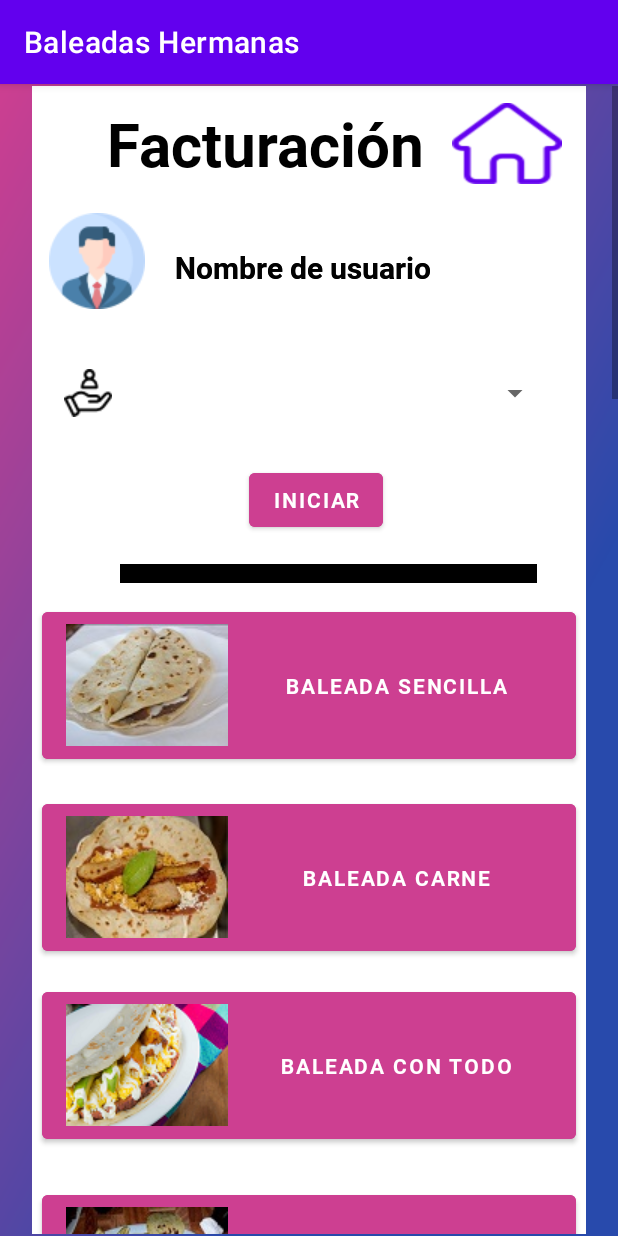
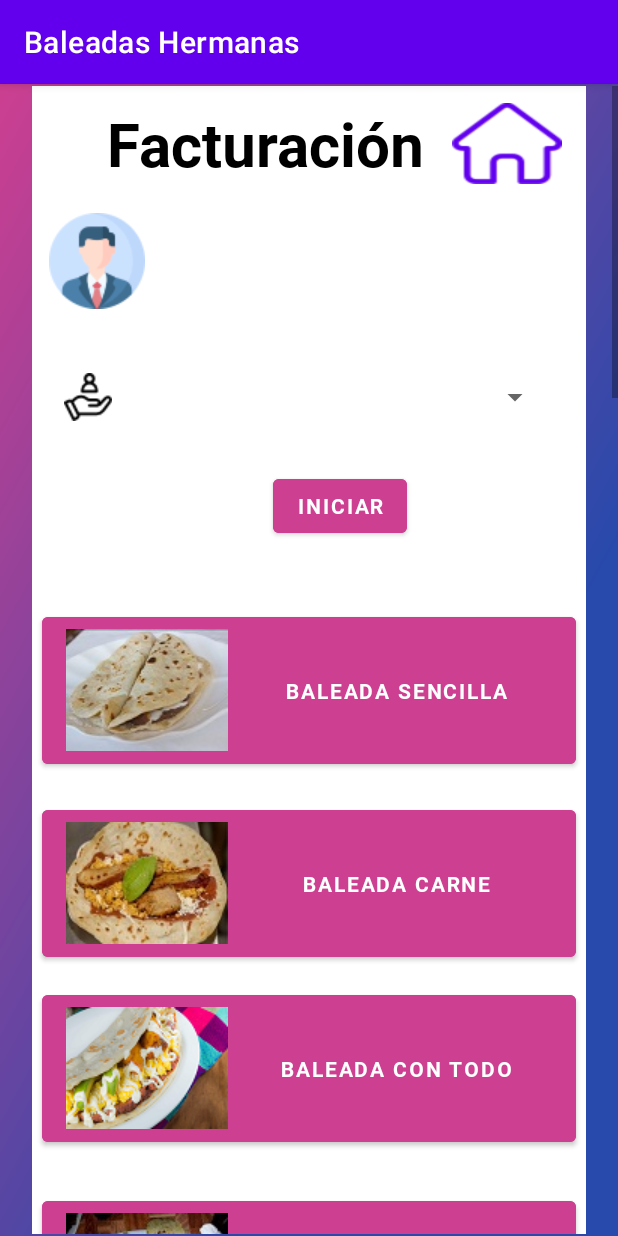
Before and after one commit to carloschamorro1/BaleadasHermanas_APP_Microservicios, an Android app: the Facturacion screen opened directly, with no data from a screen before it, on a phone screen of 412 x 824 dp. Run offline under Robolectric (Android 15) with nearby library versions, the phone set to English and light mode, and no system bars; 1 statement that could not run was skipped.

Commit message:
Arreglando diseño en facturacion

```diff
--- a/app/src/main/java/hn/edu/ujcv/baleadashermanas/Facturacion.kt
+++ b/app/src/main/java/hn/edu/ujcv/baleadashermanas/Facturacion.kt
@@ -4,15 +4,25 @@ import android.content.Intent
 import androidx.appcompat.app.AppCompatActivity
 import android.os.Bundle
 import kotlinx.android.synthetic.main.activity_facturacion.*
+import kotlinx.android.synthetic.main.activity_inventario.*
 
 class Facturacion : AppCompatActivity() {
+    var nombreUsuario = ""
     override fun onCreate(savedInstanceState: Bundle?) {
         super.onCreate(savedInstanceState)
         setContentView(R.layout.activity_facturacion)
+        inicializar()
         btn_menuPrincipalFacturacion.setOnClickListener {
             val intent = Intent(this, Principal::class.java)
+            intent.putExtra("nombreUsuario", nombreUsuario)
             startActivity(intent)
         }
     }
 
+    private fun inicializar(){
+        var intent = intent
+        nombreUsuario = intent.getSerializableExtra("nombreUsuario") as String
+        txv_labelNombreUsuarioFacturacion.setText(nombreUsuario)
+    }
+
 }
--- a/app/src/main/java/hn/edu/ujcv/baleadashermanas/Inventario.kt
+++ b/app/src/main/java/hn/edu/ujcv/baleadashermanas/Inventario.kt
@@ -97,7 +97,6 @@ class Inventario : AppCompatActivity() {
                     return
                 }
                 idEmpleado = response.body()?.idempleado.toString()
-                Toast.makeText(this@Inventario,"ID recuperado recuperado exitosamente",Toast.LENGTH_LONG).show()
             }
 
         }
--- a/app/src/main/res/layout/activity_facturacion.xml
+++ b/app/src/main/res/layout/activity_facturacion.xml
@@ -42,39 +42,27 @@
             <ImageView
                 android:id="@+id/imageView3"
                 android:layout_width="0dp"
-                android:layout_height="0dp"
+                android:layout_height="15dp"
                 android:layout_marginStart="53dp"
                 android:layout_marginEnd="53dp"
                 android:layout_marginBottom="609dp"
                 app:layout_constraintBottom_toBottomOf="parent"
                 app:layout_constraintEnd_toEndOf="parent"
                 app:layout_constraintStart_toStartOf="parent"
-                app:layout_constraintTop_toBottomOf="@+id/imageView2"
                 app:srcCompat="@drawable/horizontal_line" />
 
             <TextView
-                android:id="@+id/txv_labelNombreUsuarioEmpleados2"
+                android:id="@+id/txv_labelNombreUsuarioFacturacion"
                 android:layout_width="wrap_content"
                 android:layout_height="wrap_content"
                 android:layout_marginStart="20dp"
-                android:fontFamily="@font/roboto_bold"
-                android:text="@string/nombreUsuario"
-                android:textColor="#020202"
-                android:textSize="20sp"
-                app:layout_constraintBaseline_toBaselineOf="@+id/txv_labelNombreUsuarioEmpleados"
-                app:layout_constraintStart_toEndOf="@+id/imv_iconoUsuario_empleados" />
-
-            <TextView
-                android:id="@+id/txv_labelNombreUsuarioEmpleados"
-                android:layout_width="wrap_content"
-                android:layout_height="wrap_content"
-                android:layout_marginBottom="14dp"
+                android:layout_marginBottom="13dp"
                 android:fontFamily="@font/roboto_bold"
                 android:text="@string/nombreUsuario"
                 android:textColor="#020202"
                 android:textSize="20sp"
                 app:layout_constraintBottom_toBottomOf="@+id/imv_iconoUsuario_empleados"
-                app:layout_constraintStart_toStartOf="@+id/txv_labelNombreUsuarioEmpleados2" />
+                app:layout_constraintStart_toEndOf="@+id/imv_iconoUsuario_empleados" />
 
             <ImageView
                 android:id="@+id/imv_iconoUsuario_empleados"
@@ -93,13 +81,11 @@
                 android:layout_marginStart="71dp"
                 android:layout_marginTop="11dp"
                 android:layout_marginEnd="18dp"
-                android:layout_marginBottom="249dp"
                 android:fontFamily="@font/roboto_bold"
                 android:text="@string/facturacion"
                 android:textColor="@color/black"
                 android:textSize="40sp"
                 android:textStyle="normal"
-                app:layout_constraintBottom_toTopOf="@+id/imageView2"
                 app:layout_constraintEnd_toStartOf="@+id/btn_menuPrincipalFacturacion"
                 app:layout_constraintStart_toStartOf="parent"
                 app:layout_constraintTop_toTopOf="parent" />
@@ -112,7 +98,7 @@
                 android:layout_marginEnd="42dp"
                 android:contentDescription="@string/icono"
                 app:layout_constraintBottom_toBottomOf="@+id/spi_nombreCliente"
-                app:layout_constraintEnd_toStartOf="@+id/txv_labelNombreUsuarioEmpleados2"
+                app:layout_constraintEnd_toStartOf="@+id/txv_labelNombreUsuarioFacturacion"
                 app:layout_constraintStart_toStartOf="parent"
                 app:layout_constraintTop_toTopOf="@+id/spi_nombreCliente"
                 app:srcCompat="@drawable/cliente" />
@@ -140,146 +126,139 @@
                 app:layout_constraintBottom_toBottomOf="@+id/btn_iniciarFactura"
                 app:layout_constraintEnd_toEndOf="@+id/_dynamic"
                 app:layout_constraintStart_toStartOf="@+id/txv_tituloEmpleados"
-                app:layout_constraintTop_toTopOf="@+id/txv_labelNombreUsuarioEmpleados2"
+                app:layout_constraintTop_toTopOf="@+id/txv_labelNombreUsuarioFacturacion"
                 tools:ignore="SpeakableTextPresentCheck" />
 
             <Button
                 android:id="@+id/btn_iniciarFactura"
                 android:layout_width="wrap_content"
                 android:layout_height="wrap_content"
-                android:layout_marginStart="40dp"
-                android:layout_marginTop="252dp"
-                android:layout_marginEnd="40dp"
+                android:layout_marginTop="256dp"
+                android:layout_marginEnd="96dp"
                 android:backgroundTint="@color/rosado1"
                 android:fontFamily="@font/roboto_bold"
                 android:text="Iniciar"
-                app:layout_constraintEnd_toEndOf="@+id/txv_labelNombreUsuarioEmpleados2"
-                app:layout_constraintStart_toEndOf="@+id/txv_metodoPago"
+                app:layout_constraintEnd_toEndOf="@+id/spi_nombreCliente"
                 app:layout_constraintTop_toTopOf="parent" />
 
             <TextView
-                android:id="@+id/txv_metodoPago"
+                android:id="@+id/txv_subtotal"
                 android:layout_width="0dp"
                 android:layout_height="56dp"
                 android:layout_marginTop="120dp"
                 android:layout_marginBottom="119dp"
                 android:fontFamily="@font/roboto_black"
-                android:text="Metodo de pago"
+                android:text="Subtotal"
                 android:textAlignment="center"
                 android:textColor="#000000"
                 android:textSize="16sp"
-                app:layout_constraintBottom_toBottomOf="@+id/txt_cambio"
-                app:layout_constraintEnd_toEndOf="@+id/txv_pago"
+                app:layout_constraintBottom_toBottomOf="@+id/txt_total"
+                app:layout_constraintEnd_toEndOf="@+id/txv_isv"
                 app:layout_constraintStart_toStartOf="@+id/btn_GuardarEmpleado"
-                app:layout_constraintTop_toTopOf="@+id/txv_total" />
+                app:layout_constraintTop_toTopOf="@+id/txv_cambio" />
 
             <TextView
-                android:id="@+id/txv_subtotal"
-                android:layout_width="wrap_content"
-                android:layout_height="wrap_content"
+                android:id="@+id/txv_metodoPago"
+                android:layout_width="67dp"
+                android:layout_height="38dp"
                 android:layout_marginStart="20dp"
                 android:layout_marginBottom="12dp"
                 android:fontFamily="@font/roboto_black"
-                android:text="Subtotal"
+                android:text="Método de pago"
+                android:textAlignment="center"
                 android:textColor="#000000"
                 android:textSize="16sp"
-                app:layout_constraintBottom_toBottomOf="@+id/txt_subtotal"
+                app:layout_constraintBottom_toBottomOf="@+id/spi_metodoPago"
                 app:layout_constraintStart_toStartOf="@+id/view" />
 
-            <EditText
-                android:id="@+id/txt_subtotal"
-                android:layout_width="wrap_content"
-                android:layout_height="wrap_content"
+            <Spinner
+                android:id="@+id/spi_metodoPago"
+                android:layout_width="212dp"
+                android:layout_height="59dp"
 
                 android:layout_marginEnd="26dp"
                 android:layout_marginBottom="517dp"
-                android:digits="abcdefghijklmnñopqrstuvxwyz ABCDEFGHIJKLMNÑOPQRSTUVWXYZÁÉÍÓÚáéíóúäëïöüÄËÏÖÜ"
+
+                app:layout_constraintBottom_toBottomOf="parent"
+                app:layout_constraintEnd_toEndOf="@+id/view"
+                tools:ignore="SpeakableTextPresentCheck" />
+
+            <TextView
+                android:id="@+id/txv_pago"
+                android:layout_width="wrap_content"
+                android:layout_height="wrap_content"
+                android:layout_marginEnd="36dp"
+                android:fontFamily="@font/roboto_black"
+                android:text="Pago"
+                android:textColor="#000000"
+                android:textSize="16sp"
+                app:layout_constraintBaseline_toBaselineOf="@+id/txt_pago"
+                app:layout_constraintEnd_toStartOf="@+id/txt_pago" />
+
+            <EditText
+                android:id="@+id/txt_pago"
+                android:layout_width="wrap_content"
+                android:layout_height="wrap_content"
+                android:layout_marginTop="16dp"
                 android:ems="10"
                 android:fontFamily="@font/roboto_regular"
-                android:inputType="textPersonName"
-                android:maxLength="40"
+                android:inputType="numberDecimal"
+                android:maxLength="15"
                 android:minHeight="48dp"
                 android:textColorHint="#000000"
-                app:layout_constraintBottom_toBottomOf="parent"
-                app:layout_constraintEnd_toEndOf="@+id/view"
+                app:layout_constraintStart_toStartOf="@+id/spi_metodoPago"
+                app:layout_constraintTop_toBottomOf="@+id/spi_metodoPago"
+                tools:ignore="SpeakableTextPresentCheck" />
+
+            <TextView
+                android:id="@+id/txv_cambio"
+                android:layout_width="wrap_content"
+                android:layout_height="wrap_content"
+                android:layout_marginEnd="35dp"
+                android:fontFamily="@font/roboto_black"
+                android:text="Cambio"
+                android:textColor="#000000"
+                android:textSize="16sp"
+                app:layout_constraintBaseline_toBaselineOf="@+id/txt_cambio"
+                app:layout_constraintEnd_toStartOf="@+id/txt_cambio" />
+
+            <EditText
+                android:id="@+id/txt_cambio"
+                android:layout_width="wrap_content"
+                android:layout_height="wrap_content"
+                android:layout_marginTop="16dp"
+                android:ems="10"
+                android:fontFamily="@font/roboto_regular"
+                android:inputType="numberDecimal"
+                android:maxLength="15"
+                android:minHeight="48dp"
+                android:textColorHint="#000000"
+                app:layout_constraintStart_toStartOf="@+id/txt_pago"
+                app:layout_constraintTop_toBottomOf="@+id/txt_pago"
                 tools:ignore="SpeakableTextPresentCheck" />
 
             <TextView
                 android:id="@+id/txv_isv"
                 android:layout_width="wrap_content"
                 android:layout_height="wrap_content"
-                android:layout_marginEnd="36dp"
+                android:layout_marginEnd="17dp"
+                android:layout_marginBottom="11dp"
                 android:fontFamily="@font/roboto_black"
                 android:text="ISV"
                 android:textColor="#000000"
                 android:textSize="16sp"
-                app:layout_constraintBaseline_toBaselineOf="@+id/txt_isv"
+                app:layout_constraintBottom_toBottomOf="@+id/txt_isv"
                 app:layout_constraintEnd_toStartOf="@+id/txt_isv" />
 
             <EditText
                 android:id="@+id/txt_isv"
                 android:layout_width="wrap_content"
                 android:layout_height="wrap_content"
-                android:layout_marginTop="16dp"
-                android:ems="10"
-                android:fontFamily="@font/roboto_regular"
-                android:inputType="textPersonName"
-                android:maxLength="40"
-                android:minHeight="48dp"
-                android:textColorHint="#000000"
-                app:layout_constraintStart_toStartOf="@+id/txt_subtotal"
-                app:layout_constraintTop_toBottomOf="@+id/txt_subtotal"
-                tools:ignore="SpeakableTextPresentCheck" />
-
-            <TextView
-                android:id="@+id/txv_total"
-                android:layout_width="wrap_content"
-                android:layout_height="wrap_content"
-                android:layout_marginEnd="35dp"
-                android:fontFamily="@font/roboto_black"
-                android:text="Total"
-                android:textColor="#000000"
-                android:textSize="16sp"
-                app:layout_constraintBaseline_toBaselineOf="@+id/txt_total"
-                app:layout_constraintEnd_toStartOf="@+id/txt_total" />
-
-            <EditText
-                android:id="@+id/txt_total"
-                android:layout_width="wrap_content"
-                android:layout_height="wrap_content"
-                android:layout_marginTop="16dp"
-                android:ems="10"
-                android:fontFamily="@font/roboto_regular"
-                android:inputType="textPersonName"
-                android:maxLength="40"
-                android:minHeight="48dp"
-                android:textColorHint="#000000"
-                app:layout_constraintStart_toStartOf="@+id/txt_isv"
-                app:layout_constraintTop_toBottomOf="@+id/txt_isv"
-                tools:ignore="SpeakableTextPresentCheck" />
-
-            <TextView
-                android:id="@+id/txv_pago"
-                android:layout_width="wrap_content"
-                android:layout_height="wrap_content"
-                android:layout_marginEnd="17dp"
-                android:layout_marginBottom="11dp"
-                android:fontFamily="@font/roboto_black"
-                android:text="Pago"
-                android:textColor="#000000"
-                android:textSize="16sp"
-                app:layout_constraintBottom_toBottomOf="@+id/txt_pago"
-                app:layout_constraintEnd_toStartOf="@+id/txt_pago" />
-
-            <EditText
-                android:id="@+id/txt_pago"
-                android:layout_width="wrap_content"
-                android:layout_height="wrap_content"
                 android:layout_marginEnd="26dp"
                 android:layout_marginBottom="185dp"
                 android:ems="10"
                 android:fontFamily="@font/roboto_regular"
-                android:inputType="phone"
+                android:inputType="number"
                 android:maxLength="8"
                 android:minHeight="48dp"
                 android:textColorHint="#000000"
@@ -288,31 +267,31 @@
                 tools:ignore="SpeakableTextPresentCheck" />
 
             <TextView
-                android:id="@+id/txv_cambio"
+                android:id="@+id/txv_total"
                 android:layout_width="wrap_content"
                 android:layout_height="wrap_content"
                 android:layout_marginEnd="18dp"
                 android:layout_marginBottom="8dp"
                 android:fontFamily="@font/roboto_black"
-                android:text="Cambio"
+                android:text="Total"
                 android:textColor="#000000"
                 android:textSize="16sp"
-                app:layout_constraintBottom_toBottomOf="@+id/txt_cambio"
-                app:layout_constraintEnd_toStartOf="@+id/txt_cambio" />
+                app:layout_constraintBottom_toBottomOf="@+id/txt_total"
+                app:layout_constraintEnd_toStartOf="@+id/txt_total" />
 
             <EditText
-                android:id="@+id/txt_cambio"
+                android:id="@+id/txt_total"
                 android:layout_width="wrap_content"
                 android:layout_height="wrap_content"
                 android:layout_marginTop="8dp"
                 android:ems="10"
                 android:fontFamily="@font/roboto_regular"
                 android:inputType="textEmailAddress"
-                android:maxLength="50"
+                android:maxLength="15"
                 android:minHeight="48dp"
                 android:textColorHint="#000000"
-                app:layout_constraintStart_toStartOf="@+id/txt_pago"
-                app:layout_constraintTop_toBottomOf="@+id/txt_pago"
+                app:layout_constraintStart_toStartOf="@+id/txt_isv"
+                app:layout_constraintTop_toBottomOf="@+id/txt_isv"
                 tools:ignore="SpeakableTextPresentCheck" />
 
             <Button
@@ -324,9 +303,9 @@
                 android:background="@drawable/disquete"
                 android:backgroundTint="@color/rosado1"
                 app:layout_constraintBottom_toBottomOf="@+id/view"
-                app:layout_constraintEnd_toStartOf="@+id/txv_cambio"
-                app:layout_constraintStart_toStartOf="@+id/txv_cambio"
-                app:layout_constraintTop_toBottomOf="@+id/txv_cambio"
+                app:layout_constraintEnd_toStartOf="@+id/txv_total"
+                app:layout_constraintStart_toStartOf="@+id/txv_total"
+                app:layout_constraintTop_toBottomOf="@+id/txv_total"
                 tools:ignore="TouchTargetSizeCheck,SpeakableTextPresentCheck" />
 
             <Button
@@ -342,7 +321,7 @@
                 app:layout_constraintBottom_toBottomOf="parent"
                 app:layout_constraintEnd_toEndOf="@+id/btn_BorrarEmpleado"
                 app:layout_constraintStart_toStartOf="@+id/btn_GuardarEmpleado"
-                app:layout_constraintTop_toTopOf="@+id/txv_cambio"
+                app:layout_constraintTop_toTopOf="@+id/txv_total"
                 tools:ignore="TouchTargetSizeCheck,SpeakableTextPresentCheck" />
 
             <Button
@@ -354,7 +333,7 @@
                 android:background="@drawable/delete"
                 android:backgroundTint="@color/rosado1"
                 app:layout_constraintBaseline_toBaselineOf="@+id/btn_buscarEmpleado"
-                app:layout_constraintEnd_toEndOf="@+id/txt_cambio"
+                app:layout_constraintEnd_toEndOf="@+id/txt_total"
                 app:layout_constraintStart_toStartOf="@+id/btn_iniciarFactura"
                 tools:ignore="TouchTargetSizeCheck,SpeakableTextPresentCheck" />
 
@@ -372,16 +351,23 @@
                 app:layout_constraintTop_toTopOf="@+id/btn_ActualizarEmpleado"
                 tools:ignore="TouchTargetSizeCheck,SpeakableTextPresentCheck,DuplicateClickableBoundsCheck" />
 
-            <Spinner
-                android:id="@+id/spi_metodoPago"
+            <EditText
+                android:id="@+id/txt_subtotal"
                 android:layout_width="0dp"
                 android:layout_height="49dp"
                 android:layout_marginTop="123dp"
                 android:layout_marginBottom="123dp"
-                app:layout_constraintBottom_toBottomOf="@+id/txt_cambio"
-                app:layout_constraintEnd_toEndOf="@+id/txt_pago"
-                app:layout_constraintStart_toStartOf="@+id/txt_pago"
-                app:layout_constraintTop_toTopOf="@+id/txv_total"
+                android:digits="abcdefghijklmnñopqrstuvxwyz ABCDEFGHIJKLMNÑOPQRSTUVWXYZÁÉÍÓÚáéíóúäëïöüÄËÏÖÜ"
+                android:ems="10"
+                android:fontFamily="@font/roboto_regular"
+                android:inputType="textPersonName"
+                android:maxLength="40"
+                android:minHeight="48dp"
+                android:textColorHint="#000000"
+                app:layout_constraintBottom_toBottomOf="@+id/txt_total"
+                app:layout_constraintEnd_toEndOf="@+id/txt_isv"
+                app:layout_constraintStart_toStartOf="@+id/txt_isv"
+                app:layout_constraintTop_toTopOf="@+id/txv_cambio"
                 tools:ignore="SpeakableTextPresentCheck" />
 
             <Button
@@ -498,7 +484,7 @@
                 android:drawableLeft="@drawable/refresconatural"
                 android:fontFamily="@font/roboto_bold"
                 android:text="Refresco natural"
-                app:layout_constraintBottom_toBottomOf="@+id/txt_total"
+                app:layout_constraintBottom_toBottomOf="@+id/txt_cambio"
                 app:layout_constraintEnd_toEndOf="parent"
                 app:layout_constraintStart_toStartOf="parent"
                 app:layout_constraintTop_toTopOf="@+id/txv_tituloEmpleados" />
@@ -546,25 +532,12 @@
                 android:layout_marginEnd="23dp"
                 android:layout_marginBottom="189dp"
                 android:entries="@android:array/emailAddressTypes"
-                app:layout_constraintBottom_toBottomOf="@+id/txt_isv"
+                app:layout_constraintBottom_toBottomOf="@+id/txt_pago"
                 app:layout_constraintEnd_toEndOf="parent"
                 app:layout_constraintHorizontal_bias="0.0"
                 app:layout_constraintStart_toStartOf="parent"
                 app:layout_constraintTop_toBottomOf="@+id/btn_producto8"
                 app:layout_constraintVertical_bias="0.0" />
-
-            <ImageView
-                android:id="@+id/imageView2"
-                android:layout_width="0dp"
-                android:layout_height="0dp"
-                android:layout_marginStart="52dp"
-                android:layout_marginEnd="54dp"
-                android:layout_marginBottom="1837dp"
-                app:layout_constraintBottom_toTopOf="@+id/imageView3"
-                app:layout_constraintEnd_toEndOf="parent"
-                app:layout_constraintStart_toStartOf="@+id/btn_producto1"
-                app:layout_constraintTop_toBottomOf="@+id/txv_tituloEmpleados"
-                app:srcCompat="@drawable/horizontal_line" />
 
         </androidx.constraintlayout.widget.ConstraintLayout>
 
```
